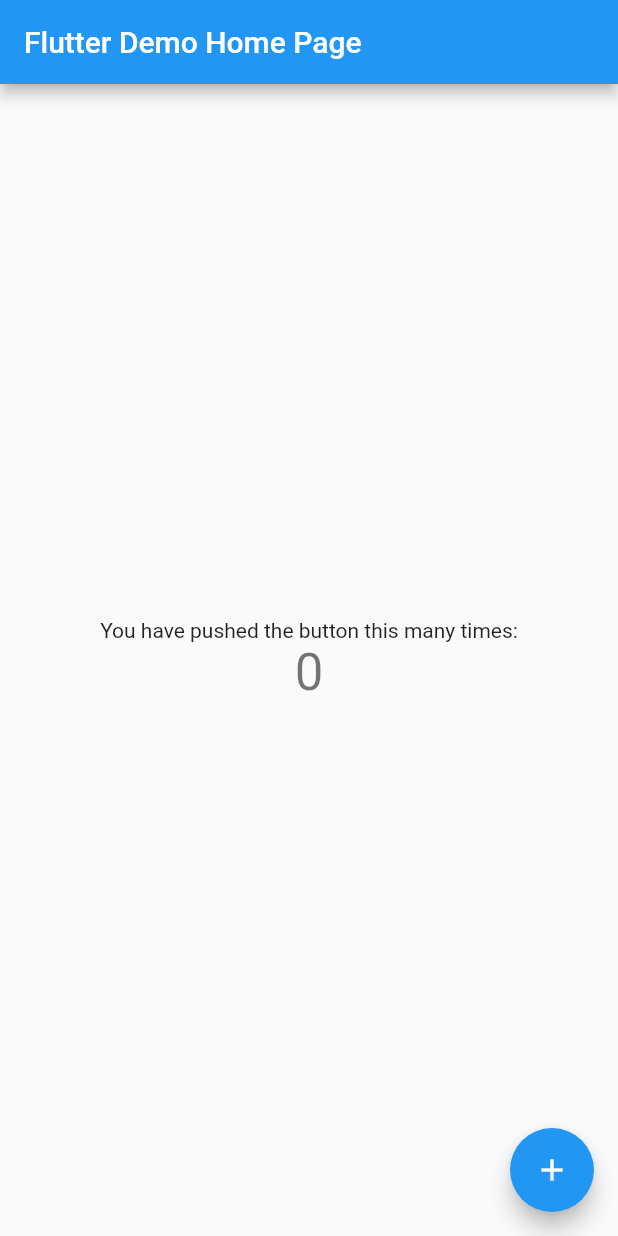
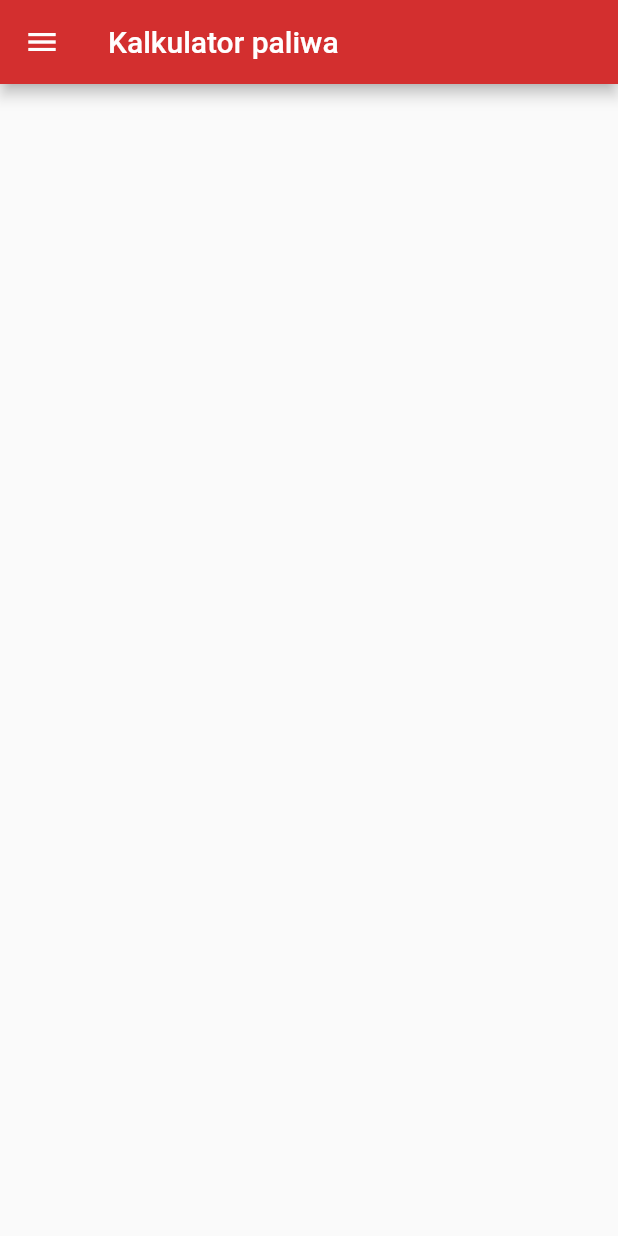
Before and after one commit to szakes1/kalkulator_paliwa, a Flutter app: the screen it shows after launch, on a phone screen of 412 x 824 dp. Run offline on Flutter 3.47's test engine with Material 2 defaults, Android fonts, the phone set to English and light mode, and no system bars; our stand-ins replace easy_localization.

Commit message:
Added a basic home screen

```diff
--- a/lib/main.dart
+++ b/lib/main.dart
@@ -1,117 +1,29 @@
+import 'package:easy_localization/easy_localization.dart';
 import 'package:flutter/material.dart';
+import 'package:kalkulator_paliwa/screens/home_screen.dart';
 
 void main() {
-  runApp(MyApp());
+  runApp(EasyLocalization(
+    supportedLocales: [Locale('pl', 'PL')],
+    path: 'lib/assets/translations',
+    fallbackLocale: Locale('pl', 'PL'),
+    child: KalkulatorPaliwa(),
+  ));
 }
 
-class MyApp extends StatelessWidget {
-  // This widget is the root of your application.
+class KalkulatorPaliwa extends StatelessWidget {
   @override
   Widget build(BuildContext context) {
     return MaterialApp(
-      title: 'Flutter Demo',
+      localizationsDelegates: context.localizationDelegates,
+      supportedLocales: context.supportedLocales,
+      locale: context.locale,
+      title: 'title'.tr(),
+      debugShowCheckedModeBanner: false,
+      home: HomeScreen(),
       theme: ThemeData(
-        // This is the theme of your application.
-        //
-        // Try running your application with "flutter run". You'll see the
-        // application has a blue toolbar. Then, without quitting the app, try
-        // changing the primarySwatch below to Colors.green and then invoke
-        // "hot reload" (press "r" in the console where you ran "flutter run",
-        // or simply save your changes to "hot reload" in a Flutter IDE).
-        // Notice that the counter didn't reset back to zero; the application
-        // is not restarted.
-        primarySwatch: Colors.blue,
-        // This makes the visual density adapt to the platform that you run
-        // the app on. For desktop platforms, the controls will be smaller and
-        // closer together (more dense) than on mobile platforms.
-        visualDensity: VisualDensity.adaptivePlatformDensity,
+        primaryColor: Colors.red[700],
       ),
-      home: MyHomePage(title: 'Flutter Demo Home Page'),
     );
   }
 }
-
-class MyHomePage extends StatefulWidget {
-  MyHomePage({Key key, this.title}) : super(key: key);
-
-  // This widget is the home page of your application. It is stateful, meaning
-  // that it has a State object (defined below) that contains fields that affect
-  // how it looks.
-
-  // This class is the configuration for the state. It holds the values (in this
-  // case the title) provided by the parent (in this case the App widget) and
-  // used by the build method of the State. Fields in a Widget subclass are
-  // always marked "final".
-
-  final String title;
-
-  @override
-  _MyHomePageState createState() => _MyHomePageState();
-}
-
-class _MyHomePageState extends State<MyHomePage> {
-  int _counter = 0;
-
-  void _incrementCounter() {
-    setState(() {
-      // This call to setState tells the Flutter framework that something has
-      // changed in this State, which causes it to rerun the build method below
-      // so that the display can reflect the updated values. If we changed
-      // _counter without calling setState(), then the build method would not be
-      // called again, and so nothing would appear to happen.
-      _counter++;
-    });
-  }
-
-  @override
-  Widget build(BuildContext context) {
-    // This method is rerun every time setState is called, for instance as done
-    // by the _incrementCounter method above.
-    //
-    // The Flutter framework has been optimized to make rerunning build methods
-    // fast, so that you can just rebuild anything that needs updating rather
-    // than having to individually change instances of widgets.
-    return Scaffold(
-      appBar: AppBar(
-        // Here we take the value from the MyHomePage object that was created by
-        // the App.build method, and use it to set our appbar title.
-        title: Text(widget.title),
-      ),
-      body: Center(
-        // Center is a layout widget. It takes a single child and positions it
-        // in the middle of the parent.
-        child: Column(
-          // Column is also a layout widget. It takes a list of children and
-          // arranges them vertically. By default, it sizes itself to fit its
-          // children horizontally, and tries to be as tall as its parent.
-          //
-          // Invoke "debug painting" (press "p" in the console, choose the
-          // "Toggle Debug Paint" action from the Flutter Inspector in Android
-          // Studio, or the "Toggle Debug Paint" command in Visual Studio Code)
-          // to see the wireframe for each widget.
-          //
-          // Column has various properties to control how it sizes itself and
-          // how it positions its children. Here we use mainAxisAlignment to
-          // center the children vertically; the main axis here is the vertical
-          // axis because Columns are vertical (the cross axis would be
-          // horizontal).
-          mainAxisAlignment: MainAxisAlignment.center,
-          children: <Widget>[
-            Text(
-              'You have pushed the button this many times:',
-            ),
-            Text(
-              '$_counter',
-              style: Theme.of(context).textTheme.headline4,
-            ),
-          ],
-        ),
-      ),
-      floatingActionButton: FloatingActionButton(
-        onPressed: _incrementCounter,
-        tooltip: 'Increment',
-        child: Icon(Icons.add),
-      ), // This trailing comma makes auto-formatting nicer for build methods.
-    );
-  }
-}
--- /dev/null
+++ b/lib/screens/home_screen.dart
@@ -0,0 +1,42 @@
+import 'package:flutter/material.dart';
+import 'package:easy_localization/easy_localization.dart';
+import 'package:kalkulator_paliwa/shared/text_styles.dart';
+
+class HomeScreen extends StatelessWidget {
+  @override
+  Widget build(BuildContext context) {
+    final TextStyles _textStyles = TextStyles();
+
+    return Scaffold(
+      appBar: AppBar(
+        title: Text('title').tr(),
+        centerTitle: false,
+      ),
+      drawer: Drawer(
+        child: ListView(
+          padding: EdgeInsets.all(0.0),
+          children: [
+            DrawerHeader(
+              child: Text('title', style: _textStyles.heading1).tr(),
+              decoration: BoxDecoration(
+                gradient: LinearGradient(
+                  begin: Alignment.topLeft,
+                  end: Alignment(0.5, 0.0),
+                  colors: [
+                    Colors.red[900],
+                    Colors.red[400],
+                  ],
+                ),
+              ),
+            ),
+            ListTile(
+              leading: Icon(Icons.help),
+              title: Text('about-project').tr(),
+              onTap: () {},
+            )
+          ],
+        ),
+      ),
+    );
+  }
+}
--- /dev/null
+++ b/lib/shared/text_styles.dart
@@ -0,0 +1,7 @@
+import 'package:flutter/material.dart';
+
+class TextStyles {
+  TextStyle get heading1 => _heading1();
+
+  TextStyle _heading1() => TextStyle(color: Colors.white, fontSize: 24.0);
+}
```
Also changed, not shown: 4 other files.
